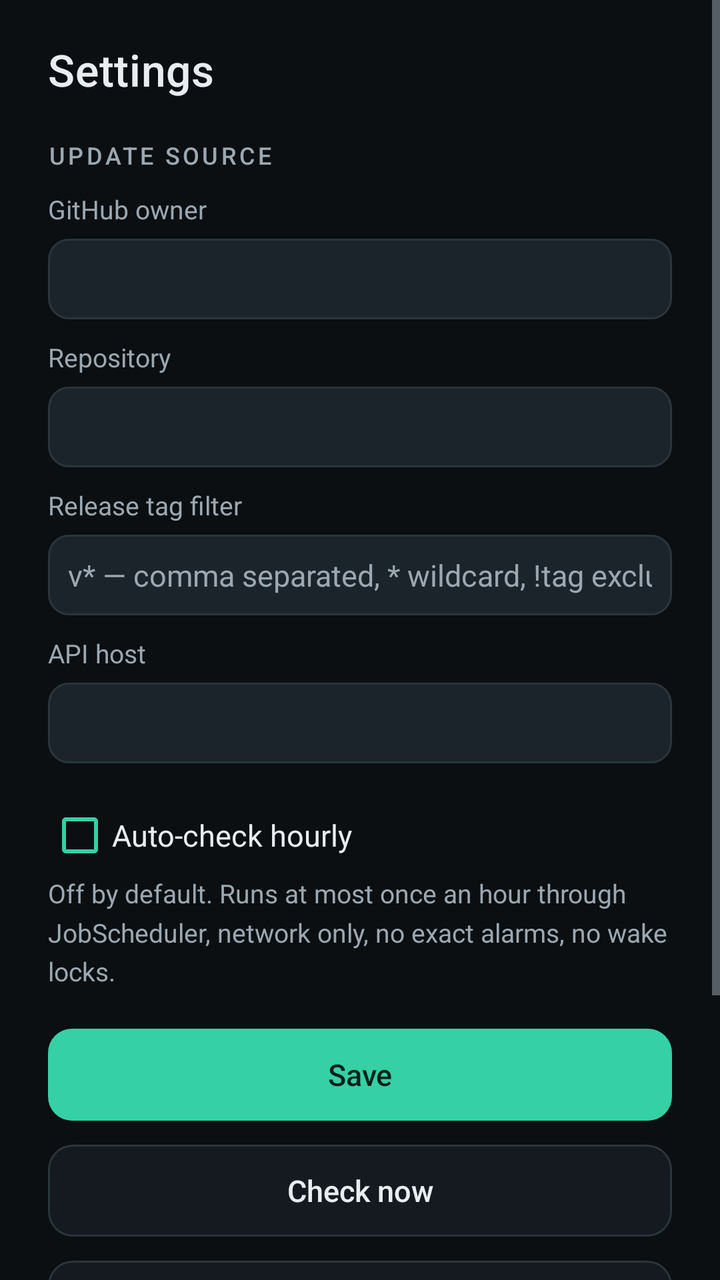
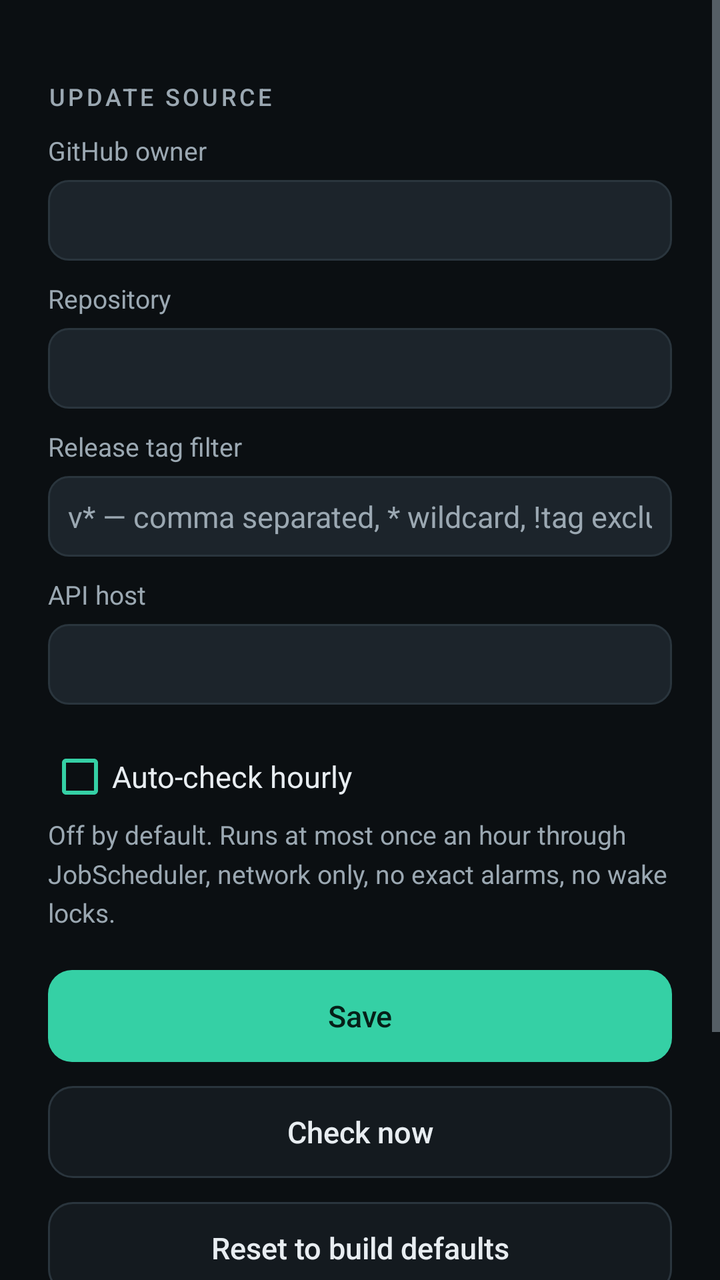

The first picture is an Android layout as it rendered before a commit; the second is the same layout after the commit. The layout source and the unified diff follow.
<!-- AndroidManifest.xml: application theme Theme.Stub -->
<!-- res/layout/activity_settings.xml -->
<?xml version="1.0" encoding="utf-8"?>
<ScrollView xmlns:android="http://schemas.android.com/apk/res/android"
    android:layout_width="match_parent"
    android:layout_height="match_parent"
    android:background="@color/bg"
    android:fillViewport="true">

    <LinearLayout
        android:id="@+id/column"
        android:layout_width="match_parent"
        android:layout_height="wrap_content"
        android:layout_gravity="center_horizontal"
        android:orientation="vertical"
        android:paddingLeft="@dimen/pad_screen"
        android:paddingTop="@dimen/pad_screen_top"
        android:paddingRight="@dimen/pad_screen"
        android:paddingBottom="@dimen/pad_screen_top">

        <TextView
            style="@style/Text.Title"
            android:layout_width="match_parent"
            android:layout_height="wrap_content"
            android:text="@string/settings_title" />

        <TextView
            style="@style/Text.Section"
            android:layout_width="match_parent"
            android:layout_height="wrap_content"
            android:layout_marginTop="@dimen/gap_section"
            android:text="@string/settings_source" />

        <TextView
            style="@style/Text.Muted"
            android:layout_width="match_parent"
            android:layout_height="wrap_content"
            android:layout_marginTop="10dp"
            android:text="@string/settings_owner" />

        <EditText
            android:id="@+id/edt_owner"
            style="@style/Text.Body"
            android:layout_width="match_parent"
            android:layout_height="wrap_content"
            android:layout_marginTop="6dp"
            android:background="@drawable/bg_field"
            android:inputType="text"
            android:padding="@dimen/gap_item"
            android:singleLine="true"
            android:importantForAutofill="no" />

        <TextView
            style="@style/Text.Muted"
            android:layout_width="match_parent"
            android:layout_height="wrap_content"
            android:layout_marginTop="@dimen/gap_item"
            android:text="@string/settings_repo" />

        <EditText
            android:id="@+id/edt_repo"
            style="@style/Text.Body"
            android:layout_width="match_parent"
            android:layout_height="wrap_content"
            android:layout_marginTop="6dp"
            android:background="@drawable/bg_field"
            android:inputType="text"
            android:padding="@dimen/gap_item"
            android:singleLine="true"
            android:importantForAutofill="no" />

        <TextView
            style="@style/Text.Muted"
            android:layout_width="match_parent"
            android:layout_height="wrap_content"
            android:layout_marginTop="@dimen/gap_item"
            android:text="@string/settings_tag_filter" />

        <EditText
            android:id="@+id/edt_tag"
            style="@style/Text.Body"
            android:layout_width="match_parent"
            android:layout_height="wrap_content"
            android:layout_marginTop="6dp"
            android:background="@drawable/bg_field"
            android:hint="@string/settings_tag_filter_hint"
            android:inputType="text"
            android:padding="@dimen/gap_item"
            android:singleLine="true"
            android:importantForAutofill="no" />

        <TextView
            style="@style/Text.Muted"
            android:layout_width="match_parent"
            android:layout_height="wrap_content"
            android:layout_marginTop="@dimen/gap_item"
            android:text="@string/settings_api_host" />

        <EditText
            android:id="@+id/edt_host"
            style="@style/Text.Body"
            android:layout_width="match_parent"
            android:layout_height="wrap_content"
            android:layout_marginTop="6dp"
            android:background="@drawable/bg_field"
            android:inputType="textUri"
            android:padding="@dimen/gap_item"
            android:singleLine="true"
            android:importantForAutofill="no" />

        <CheckBox
            android:id="@+id/chk_auto"
            style="@style/Text.Body"
            android:layout_width="match_parent"
            android:layout_height="wrap_content"
            android:layout_marginTop="20dp"
            android:buttonTint="@color/accent"
            android:text="@string/settings_auto_check" />

        <TextView
            style="@style/Text.Muted"
            android:layout_width="match_parent"
            android:layout_height="wrap_content"
            android:layout_marginTop="4dp"
            android:text="@string/settings_auto_check_note" />

        <Button
            android:id="@+id/btn_save"
            style="@style/Button.Primary"
            android:layout_width="match_parent"
            android:layout_height="wrap_content"
            android:layout_marginTop="@dimen/gap_section"
            android:text="@string/settings_save" />

        <Button
            android:id="@+id/btn_check"
            style="@style/Button.Secondary"
            android:layout_width="match_parent"
            android:layout_height="wrap_content"
            android:layout_marginTop="12dp"
            android:text="@string/settings_check" />

        <Button
            android:id="@+id/btn_reset"
            style="@style/Button.Secondary"
            android:layout_width="match_parent"
            android:layout_height="wrap_content"
            android:layout_marginTop="12dp"
            android:text="@string/settings_reset" />

        <TextView
            style="@style/Text.Section"
            android:layout_width="match_parent"
            android:layout_height="wrap_content"
            android:layout_marginTop="@dimen/gap_section"
            android:text="@string/settings_effective" />

        <TextView
            android:id="@+id/txt_effective"
            style="@style/Text.Mono"
            android:layout_width="match_parent"
            android:layout_height="wrap_content"
            android:layout_marginTop="10dp" />

        <TextView
            style="@style/Text.Section"
            android:layout_width="match_parent"
            android:layout_height="wrap_content"
            android:layout_marginTop="@dimen/gap_section"
            android:text="@string/settings_last_check" />

        <TextView
            android:id="@+id/txt_lastcheck"
            style="@style/Text.Muted"
            android:layout_width="match_parent"
            android:layout_height="wrap_content"
            android:layout_marginTop="10dp" />
    </LinearLayout>
</ScrollView>
<!-- resources referenced by this layout -->
<resources>
  <color name="accent">#35D0A5</color>
  <color name="bg">#0B0F12</color>
  <dimen name="gap_item">10dp</dimen>
  <dimen name="gap_section">20dp</dimen>
  <dimen name="pad_screen">24dp</dimen>
  <dimen name="pad_screen_top">20dp</dimen>
  <!-- drawable bg_field (drawable) -->
  <?xml version="1.0" encoding="utf-8"?>
  <shape xmlns:android="http://schemas.android.com/apk/res/android" android:shape="rectangle">
      <solid android:color="@color/surface_high" />
      <stroke android:width="1dp" android:color="@color/stroke" />
      <corners android:radius="10dp" />
  </shape>
  <string name="settings_api_host">API host</string>
  <string name="settings_auto_check">Auto-check hourly</string>
  <string name="settings_auto_check_note">Off by default. Runs at most once an hour through JobScheduler, network only, no exact alarms, no wake locks.</string>
  <string name="settings_check">Check now</string>
  <string name="settings_effective">Effective source</string>
  <string name="settings_last_check">Last check</string>
  <string name="settings_owner">GitHub owner</string>
  <string name="settings_repo">Repository</string>
  <string name="settings_reset">Reset to build defaults</string>
  <string name="settings_save">Save</string>
  <string name="settings_source">Update source</string>
  <string name="settings_tag_filter">Release tag filter</string>
  <string name="settings_tag_filter_hint">v* — comma separated, * wildcard, !tag excludes</string>
  <string name="settings_title">Settings</string>
  <style name="Button.Secondary" parent="@android:style/Widget.Material.Button">
          <item name="android:background">@drawable/bg_button_secondary</item>
          <item name="android:textColor">@color/text</item>
          <item name="android:textSize">@dimen/text_button</item>
          <item name="android:textAllCaps">false</item>
          <item name="android:minHeight">@dimen/button_height</item>
          <item name="android:stateListAnimator">@null</item>
      </style>
  <style name="Text.Body">
          <item name="android:textColor">@color/text</item>
          <item name="android:textSize">@dimen/text_body</item>
          <item name="android:lineSpacingMultiplier">1.25</item>
      </style>
  <style name="Text.Mono">
          <item name="android:textColor">@color/text</item>
          <item name="android:textSize">@dimen/text_mono</item>
          <item name="android:fontFamily">monospace</item>
      </style>
  <style name="Text.Muted">
          <item name="android:textColor">@color/muted</item>
          <item name="android:textSize">@dimen/text_muted</item>
          <item name="android:lineSpacingMultiplier">1.25</item>
      </style>
  <style name="Text.Section">
          <item name="android:textColor">@color/muted</item>
          <item name="android:textSize">@dimen/text_section</item>
          <item name="android:fontFamily">sans-serif-medium</item>
          <item name="android:letterSpacing">0.12</item>
          <item name="android:textAllCaps">true</item>
      </style>
  <style name="Text.Title">
          <item name="android:textColor">@color/text</item>
          <item name="android:textSize">@dimen/text_title</item>
          <item name="android:fontFamily">sans-serif-medium</item>
          <item name="android:letterSpacing">0.01</item>
      </style>
  <color name="surface_high">#1C242B</color>
  <color name="stroke">#2A353D</color>
  <dimen name="text_button">15sp</dimen>
  <dimen name="button_height">46dp</dimen>
  <color name="text">#E8EDF1</color>
  <dimen name="text_body">15sp</dimen>
  <dimen name="text_mono">12sp</dimen>
  <color name="muted">#9BA8B2</color>
  <dimen name="text_muted">13sp</dimen>
  <dimen name="text_section">12sp</dimen>
  <dimen name="text_title">22sp</dimen>
  <color name="surface">#141A1F</color>
  <color name="accent_dim">#1E6F5C</color>
  <!-- unchanged entries left out for length: 4 -->
</resources>

<!-- the commit's change to res/layout/activity_settings.xml (unified diff, before → after) -->
@@ -15,12 +15,6 @@
         android:paddingTop="@dimen/pad_screen_top"
         android:paddingRight="@dimen/pad_screen"
         android:paddingBottom="@dimen/pad_screen_top">
-
-        <TextView
-            style="@style/Text.Title"
-            android:layout_width="match_parent"
-            android:layout_height="wrap_content"
-            android:text="@string/settings_title" />
 
         <TextView
             style="@style/Text.Section"
<!-- resource entries referenced after the edit -->
@@ -26,7 +26,6 @@
   <string name="settings_source">Update source</string>
   <string name="settings_tag_filter">Release tag filter</string>
   <string name="settings_tag_filter_hint">v* — comma separated, * wildcard, !tag excludes</string>
-  <string name="settings_title">Settings</string>
   <style name="Button.Secondary" parent="@android:style/Widget.Material.Button">
           <item name="android:background">@drawable/bg_button_secondary</item>
           <item name="android:textColor">@color/text</item>
@@ -57,12 +56,6 @@
           <item name="android:letterSpacing">0.12</item>
           <item name="android:textAllCaps">true</item>
       </style>
-  <style name="Text.Title">
-          <item name="android:textColor">@color/text</item>
-          <item name="android:textSize">@dimen/text_title</item>
-          <item name="android:fontFamily">sans-serif-medium</item>
-          <item name="android:letterSpacing">0.01</item>
-      </style>
   <color name="surface_high">#1C242B</color>
   <color name="stroke">#2A353D</color>
   <dimen name="text_button">15sp</dimen>
@@ -73,7 +66,6 @@
   <color name="muted">#9BA8B2</color>
   <dimen name="text_muted">13sp</dimen>
   <dimen name="text_section">12sp</dimen>
-  <dimen name="text_title">22sp</dimen>
   <color name="surface">#141A1F</color>
   <color name="accent_dim">#1E6F5C</color>
   <!-- unchanged entries left out for length: 4 -->
